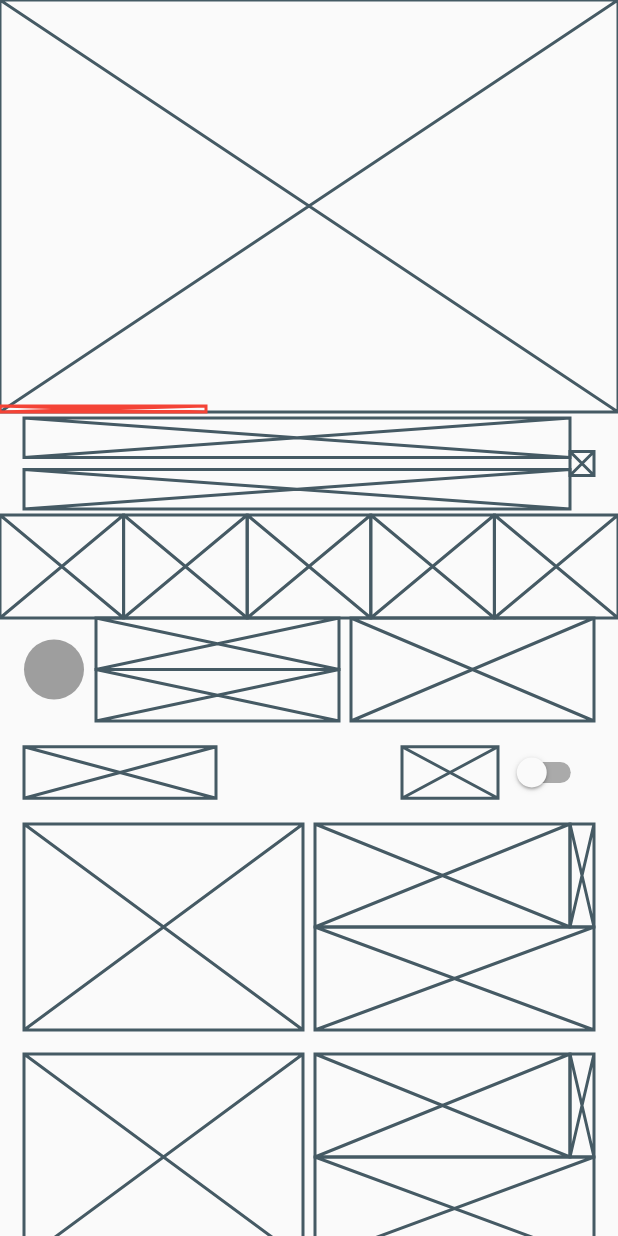
After one commit to ChangJoo-Park/flutter_lo-fi_layout, a Flutter app: the screen it shows after launch, after a tap on an icon or button, on a phone screen of 412 x 824 dp. The commit adds this screen. Run offline on Flutter 3.47's test engine with Material 2 defaults, Android fonts, the phone set to English and light mode, and no system bars.

Commit message:
Add Youtube

```diff
--- a/lib/main.dart
+++ b/lib/main.dart
@@ -3,6 +3,7 @@ import 'package:layout_collection/facebook_newsfeed.dart';
 import 'package:layout_collection/google_map.dart';
 import 'package:layout_collection/telegram.dart';
 import 'package:layout_collection/twitter_user.dart';
+import 'package:layout_collection/youtube_player.dart';
 
 void main() => runApp(MyApp());
 
@@ -71,6 +72,15 @@ class _MyHomePageState extends State<MyHomePage> {
                 return GoogleMaps();
               }));
             },
+          ),
+          ListTile(
+            title: Text('[Lo-Fi] Youtube Player'),
+            onTap: () {
+              Navigator.of(context)
+                  .push(MaterialPageRoute(builder: (BuildContext context) {
+                return YoutubePlayer();
+              }));
+            },
           )
         ],
       ),
--- /dev/null
+++ b/lib/youtube_player.dart
@@ -0,0 +1,391 @@
+import 'package:flutter/material.dart';
+
+class YoutubePlayer extends StatelessWidget {
+  @override
+  Widget build(BuildContext context) {
+    final screenWidth = MediaQuery.of(context).size.width;
+    final screenHeight = MediaQuery.of(context).size.height;
+
+    return Scaffold(
+      body: SafeArea(
+        child: SingleChildScrollView(
+          child: Column(
+            crossAxisAlignment: CrossAxisAlignment.stretch,
+            mainAxisAlignment: MainAxisAlignment.start,
+            mainAxisSize: MainAxisSize.max,
+            children: <Widget>[
+              // Player
+              Container(
+                height: screenHeight / 3,
+                child: Stack(
+                  children: <Widget>[
+                    Container(
+                      width: screenWidth,
+                      height: screenHeight / 3,
+                      child: Placeholder(),
+                    ),
+                    Positioned(
+                      top: screenHeight / 3 - 4,
+                      left: 0,
+                      child: SizedBox(
+                        width: screenWidth / 3,
+                        height: 4.0,
+                        child: Placeholder(color: Colors.red),
+                      ),
+                    ),
+                  ],
+                ),
+              ),
+              // Title / Views
+              Container(
+                padding: const EdgeInsets.symmetric(horizontal: 16.0),
+                height: screenHeight / 12,
+                child: Row(
+                  children: <Widget>[
+                    Expanded(
+                      flex: 1,
+                      child: Column(
+                        children: <Widget>[
+                          Container(
+                            padding: EdgeInsets.symmetric(vertical: 4.0),
+                            height: screenHeight / 24,
+                            child: Placeholder(),
+                          ),
+                          Container(
+                            padding: EdgeInsets.symmetric(vertical: 4.0),
+                            height: screenHeight / 24,
+                            child: Placeholder(),
+                          )
+                        ],
+                      ),
+                    ),
+                    Container(
+                      width: 16.0,
+                      child: Center(
+                        child: SizedBox(
+                          width: 16.0,
+                          height: 16.0,
+                          child: Placeholder(),
+                        ),
+                      ),
+                    ),
+                  ],
+                ),
+              ),
+              // Buttons
+              Container(
+                width: screenWidth,
+                height: screenHeight / 12,
+                child: Row(
+                  children: <Widget>[
+                    Expanded(
+                      child: Placeholder(),
+                    ),
+                    Expanded(
+                      child: Placeholder(),
+                    ),
+                    Expanded(
+                      child: Placeholder(),
+                    ),
+                    Expanded(
+                      child: Placeholder(),
+                    ),
+                    Expanded(
+                      child: Placeholder(),
+                    ),
+                  ],
+                ),
+              ),
+              // User
+              Container(
+                padding: const EdgeInsets.symmetric(horizontal: 16.0),
+                height: screenHeight / 12,
+                child: Row(
+                  children: <Widget>[
+                    CircleAvatar(backgroundColor: Colors.grey),
+                    SizedBox(width: 8.0),
+                    Expanded(
+                      child: Container(
+                        height: screenHeight / 12,
+                        child: Column(
+                          crossAxisAlignment: CrossAxisAlignment.stretch,
+                          children: <Widget>[
+                            Expanded(child: Placeholder()),
+                            Expanded(child: Placeholder()),
+                          ],
+                        ),
+                      ),
+                    ),
+                    SizedBox(width: 8.0),
+                    Expanded(
+                      child: Placeholder(),
+                    ),
+                  ],
+                ),
+              ),
+              // Related
+              Container(
+                padding: const EdgeInsets.symmetric(horizontal: 16.0),
+                height: screenHeight / 12,
+                child: Row(
+                  children: <Widget>[
+                    SizedBox(
+                      width: 128.0,
+                      height: screenHeight / 24,
+                      child: Placeholder(),
+                    ),
+                    Spacer(),
+                    SizedBox(
+                      width: 64.0,
+                      height: screenHeight / 24,
+                      child: Placeholder(),
+                    ),
+                    SizedBox(
+                      width: 64.0,
+                      height: screenHeight / 24,
+                      child: Switch(
+                        value: false,
+                        onChanged: (value) {},
+                      ),
+                    ),
+                  ],
+                ),
+              ),
+              Padding(
+                padding: const EdgeInsets.symmetric(horizontal: 16.0),
+                child: Column(
+                  children: <Widget>[
+                    Container(
+                      margin: EdgeInsets.only(bottom: 16.0),
+                      height: screenHeight / 6,
+                      child: Row(
+                        children: <Widget>[
+                          Expanded(child: Placeholder()),
+                          SizedBox(width: 8.0),
+                          Expanded(
+                            child: Container(
+                              child: Column(
+                                children: <Widget>[
+                                  Container(
+                                    height: screenHeight / 12,
+                                    child: Row(
+                                      children: <Widget>[
+                                        Expanded(child: Placeholder()),
+                                        SizedBox(
+                                            width: 16.0, child: Placeholder())
+                                      ],
+                                    ),
+                                  ),
+                                  Container(
+                                    height: screenHeight / 12,
+                                    child: Placeholder(),
+                                  )
+                                ],
+                              ),
+                            ),
+                          ),
+                        ],
+                      ),
+                    ),
+                    Container(
+                      margin: EdgeInsets.only(bottom: 16.0),
+                      height: screenHeight / 6,
+                      child: Row(
+                        children: <Widget>[
+                          Expanded(child: Placeholder()),
+                          SizedBox(width: 8.0),
+                          Expanded(
+                            child: Container(
+                              child: Column(
+                                children: <Widget>[
+                                  Container(
+                                    height: screenHeight / 12,
+                                    child: Row(
+                                      children: <Widget>[
+                                        Expanded(child: Placeholder()),
+                                        SizedBox(
+                                            width: 16.0, child: Placeholder())
+                                      ],
+                                    ),
+                                  ),
+                                  Container(
+                                    height: screenHeight / 12,
+                                    child: Placeholder(),
+                                  )
+                                ],
+                              ),
+                            ),
+                          ),
+                        ],
+                      ),
+                    ),
+                    Container(
+                      margin: EdgeInsets.only(bottom: 16.0),
+                      height: screenHeight / 6,
+                      child: Row(
+                        children: <Widget>[
+                          Expanded(child: Placeholder()),
+                          SizedBox(width: 8.0),
+                          Expanded(
+                            child: Container(
+                              child: Column(
+                                children: <Widget>[
+                                  Container(
+                                    height: screenHeight / 12,
+                                    child: Row(
+                                      children: <Widget>[
+                                        Expanded(child: Placeholder()),
+                                        SizedBox(
+                                            width: 16.0, child: Placeholder())
+                                      ],
+                                    ),
+                                  ),
+                                  Container(
+                                    height: screenHeight / 12,
+                                    child: Placeholder(),
+                                  )
+                                ],
+                              ),
+                            ),
+                          ),
+                        ],
+                      ),
+                    ),
+                    Container(
+                      margin: EdgeInsets.only(bottom: 16.0),
+                      height: screenHeight / 6,
+                      child: Row(
+                        children: <Widget>[
+                          Expanded(child: Placeholder()),
+                          SizedBox(width: 8.0),
+                          Expanded(
+                            child: Container(
+                              child: Column(
+                                children: <Widget>[
+                                  Container(
+                                    height: screenHeight / 12,
+                                    child: Row(
+                                      children: <Widget>[
+                                        Expanded(child: Placeholder()),
+                                        SizedBox(
+                                            width: 16.0, child: Placeholder())
+                                      ],
+                                    ),
+                                  ),
+                                  Container(
+                                    height: screenHeight / 12,
+                                    child: Placeholder(),
+                                  )
+                                ],
+                              ),
+                            ),
+                          ),
+                        ],
+                      ),
+                    ),
+                    Container(
+                      margin: EdgeInsets.only(bottom: 16.0),
+                      height: screenHeight / 6,
+                      child: Row(
+                        children: <Widget>[
+                          Expanded(child: Placeholder()),
+                          SizedBox(width: 8.0),
+                          Expanded(
+                            child: Container(
+                              child: Column(
+                                children: <Widget>[
+                                  Container(
+                                    height: screenHeight / 12,
+                                    child: Row(
+                                      children: <Widget>[
+                                        Expanded(child: Placeholder()),
+                                        SizedBox(
+                                            width: 16.0, child: Placeholder())
+                                      ],
+                                    ),
+                                  ),
+                                  Container(
+                                    height: screenHeight / 12,
+                                    child: Placeholder(),
+                                  )
+                                ],
+                              ),
+                            ),
+                          ),
+                        ],
+                      ),
+                    ),
+                    Container(
+                      margin: EdgeInsets.only(bottom: 16.0),
+                      height: screenHeight / 6,
+                      child: Row(
+                        children: <Widget>[
+                          Expanded(child: Placeholder()),
+                          SizedBox(width: 8.0),
+                          Expanded(
+                            child: Container(
+                              child: Column(
+                                children: <Widget>[
+                                  Container(
+                                    height: screenHeight / 12,
+                                    child: Row(
+                                      children: <Widget>[
+                                        Expanded(child: Placeholder()),
+                                        SizedBox(
+                                            width: 16.0, child: Placeholder())
+                                      ],
+                                    ),
+                                  ),
+                                  Container(
+                                    height: screenHeight / 12,
+                                    child: Placeholder(),
+                                  )
+                                ],
+                              ),
+                            ),
+                          ),
+                        ],
+                      ),
+                    ),
+                    Container(
+                      margin: EdgeInsets.only(bottom: 16.0),
+                      height: screenHeight / 6,
+                      child: Row(
+                        children: <Widget>[
+                          Expanded(child: Placeholder()),
+                          SizedBox(width: 8.0),
+                          Expanded(
+                            child: Container(
+                              child: Column(
+                                children: <Widget>[
+                                  Container(
+                                    height: screenHeight / 12,
+                                    child: Row(
+                                      children: <Widget>[
+                                        Expanded(child: Placeholder()),
+                                        SizedBox(
+                                            width: 16.0, child: Placeholder())
+                                      ],
+                                    ),
+                                  ),
+                                  Container(
+                                    height: screenHeight / 12,
+                                    child: Placeholder(),
+                                  )
+                                ],
+                              ),
+                            ),
+                          ),
+                        ],
+                      ),
+                    ),
+                  ],
+                ),
+              )
+            ],
+          ),
+        ),
+      ),
+    );
+  }
+}
```
